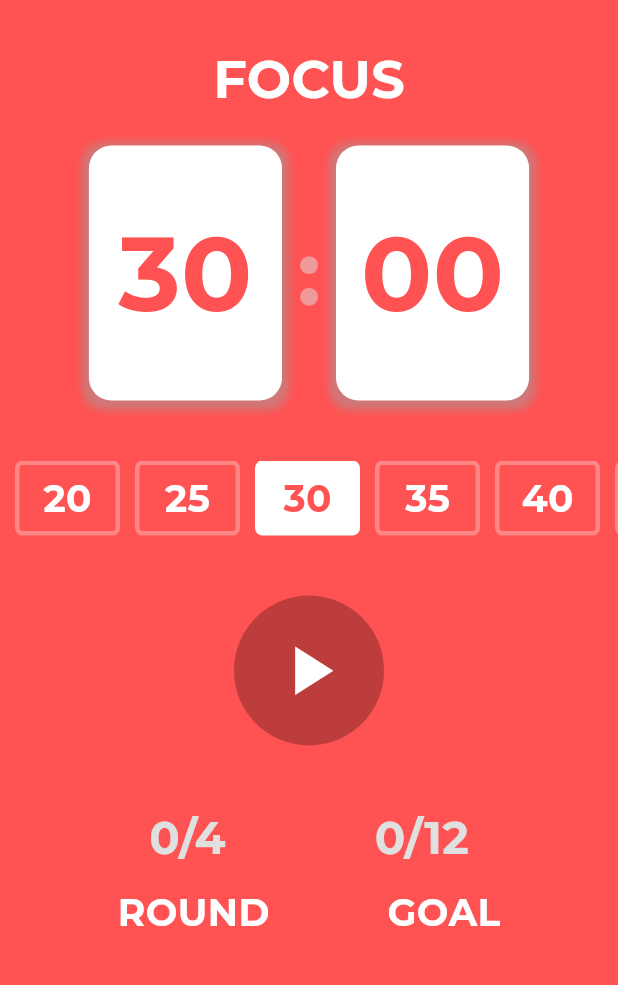
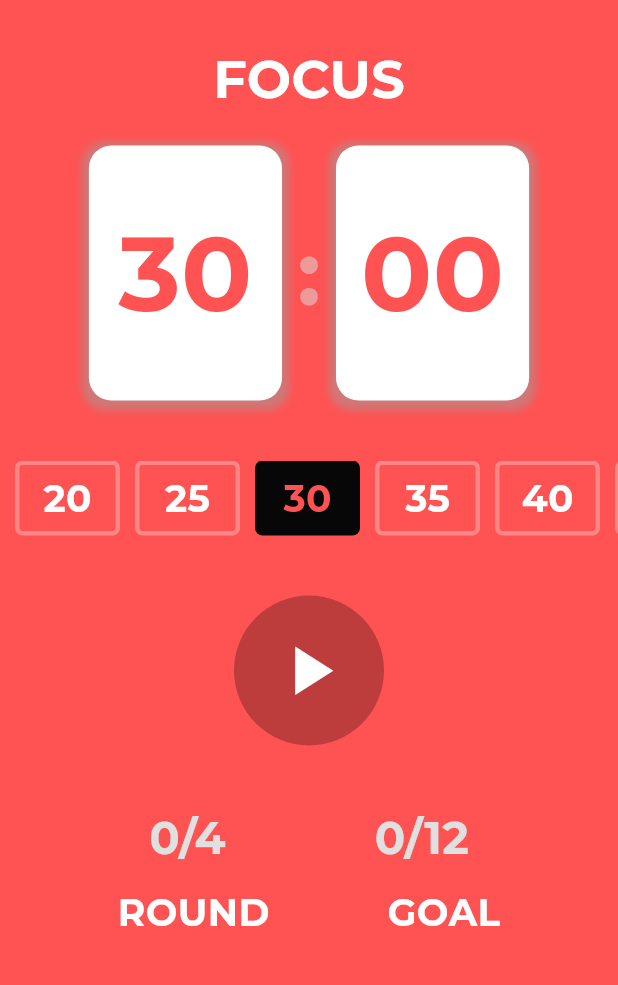
Before and after one commit to IwanPWK/flutter_pomodoro_timer, a Flutter app: the screen it shows after launch, on a phone screen of 412 x 824 dp, the part 66-1051 px from its top. Run offline on Flutter 3.47's test engine with Material 3 defaults, Android fonts, the phone set to English and light mode, and no system bars; our stand-ins replace google_fonts.

Commit message:
Provider state for timer options

```diff
--- a/lib/widgets/time_options.dart
+++ b/lib/widgets/time_options.dart
@@ -1,31 +1,35 @@
 import 'package:flutter/material.dart';
 
 import '../utils.dart';
+import 'timer_service.dart';
+import 'package:provider/provider.dart';
 
 class TimeOptions extends StatelessWidget {
   const TimeOptions({super.key});
 
   @override
   Widget build(BuildContext context) {
-    double selectedTime = 1800;
+    final provider = Provider.of<TimerService>(context);
     return SingleChildScrollView(
         controller: ScrollController(initialScrollOffset: 320),
         scrollDirection: Axis.horizontal,
         child: Row(
             children: selectableTimes.map((time) {
           return InkWell(
-            onTap: () {},
+            onTap: () {
+              provider.selectTime(double.parse(time));
+            },
             child: Container(
               margin: const EdgeInsets.only(left: 10),
               width: 70,
               height: 50,
-              decoration: int.parse(time) == selectedTime
-                  ? BoxDecoration(color: Colors.white, borderRadius: BorderRadius.circular(5))
+              decoration: int.parse(time) == provider.selectedTime
+                  ? BoxDecoration(color: const Color.fromARGB(255, 7, 7, 7), borderRadius: BorderRadius.circular(5))
                   : BoxDecoration(border: Border.all(width: 3, color: Colors.white30), borderRadius: BorderRadius.circular(5)),
               child: Center(
                 child: Text(
                   (int.parse(time) ~/ 60).toString(),
-                  style: textStyle(25, int.parse(time) == selectedTime ? Colors.redAccent : Colors.white, FontWeight.w700),
+                  style: textStyle(25, int.parse(time) == provider.selectedTime ? Colors.redAccent : Colors.white, FontWeight.w700),
                 ),
               ),
             ),
--- /dev/null
+++ b/lib/widgets/timer_service.dart
@@ -0,0 +1,14 @@
+import 'dart:async';
+import 'package:flutter/material.dart';
+
+class TimerService extends ChangeNotifier {
+  Timer? timer;
+  double currentDuration = 1800;
+  double selectedTime = 1800;
+
+  void selectTime(double seconds) {
+    selectedTime = seconds;
+    currentDuration = seconds;
+    notifyListeners();
+  }
+}
```
Also changed, not shown: lib/main.dart (+8 -1 lines).
